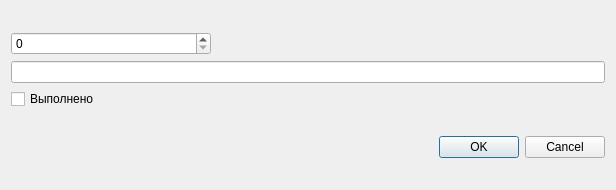
This is editrecord.ui in di02091983/QtDatabase as Qt 5 draws it before an edit. The edited form follows.
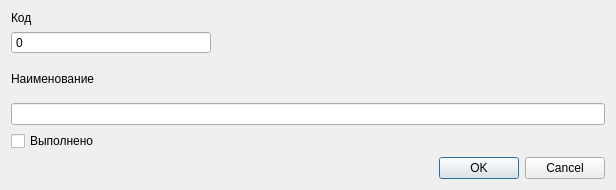
This is the edited form.

Diff of the .ui file:
```diff
--- a/editrecord.ui
+++ b/editrecord.ui
@@ -16,6 +16,22 @@
   <layout class="QVBoxLayout" name="verticalLayout_2">
    <item>
     <layout class="QVBoxLayout" name="verticalLayout">
+     <item>
+      <widget class="QLabel" name="label">
+       <property name="sizePolicy">
+        <sizepolicy hsizetype="Preferred" vsizetype="Fixed">
+         <horstretch>0</horstretch>
+         <verstretch>0</verstretch>
+        </sizepolicy>
+       </property>
+       <property name="text">
+        <string>Код</string>
+       </property>
+       <property name="buddy">
+        <cstring>edId</cstring>
+       </property>
+      </widget>
+     </item>
      <item>
       <widget class="QSpinBox" name="edId">
        <property name="maximumSize">
@@ -23,6 +39,19 @@
          <width>200</width>
          <height>16777215</height>
         </size>
+       </property>
+       <property name="buttonSymbols">
+        <enum>QAbstractSpinBox::NoButtons</enum>
+       </property>
+      </widget>
+     </item>
+     <item>
+      <widget class="QLabel" name="label_2">
+       <property name="text">
+        <string>Наименование</string>
+       </property>
+       <property name="buddy">
+        <cstring>edName</cstring>
        </property>
       </widget>
      </item>
```
Left out of the diff: 2 changed lines with no effect on the pictures.
